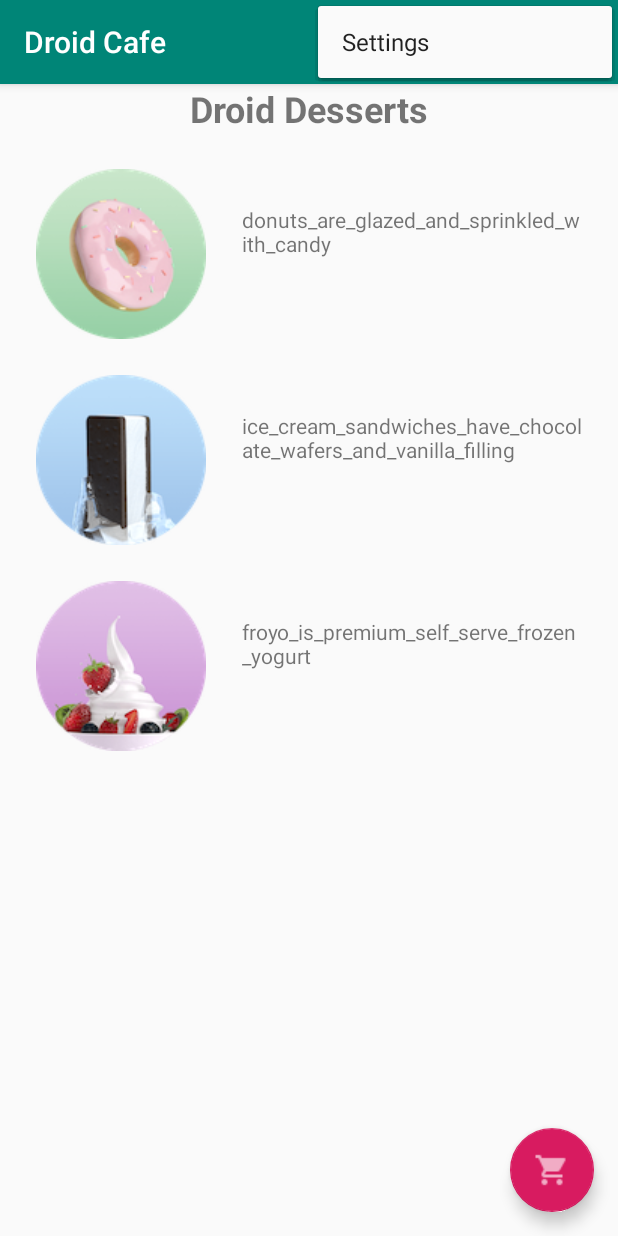
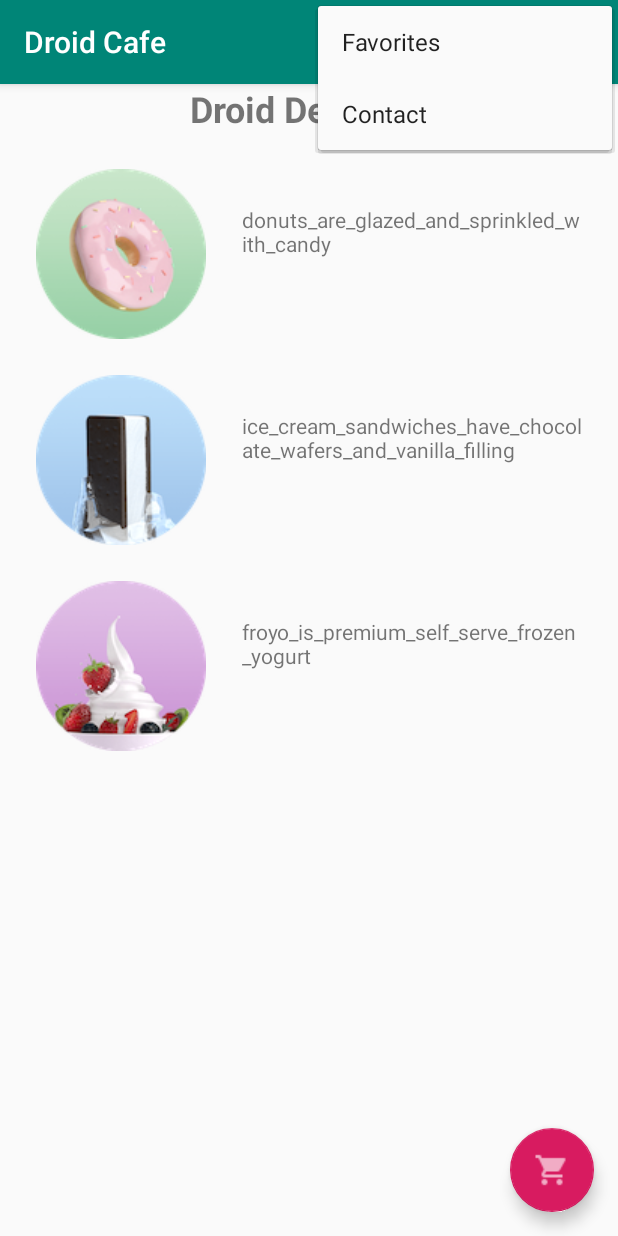
Before and after one commit to matxc/AndroidTraining1-DroidCafe, an Android app: the screen it shows after launch (MainActivity), with the options menu open, on a phone screen of 412 x 824 dp. Run offline under Robolectric (Android 15) with nearby library versions, the phone set to English and light mode, and no system bars.

```diff
--- /dev/null
+++ b/app/src/main/res/drawable-anydpi/ic_favorite.xml
@@ -0,0 +1,11 @@
+<vector xmlns:android="http://schemas.android.com/apk/res/android"
+    android:width="24dp"
+    android:height="24dp"
+    android:viewportWidth="24"
+    android:viewportHeight="24"
+    android:tint="#FFFFFF"
+    android:alpha="0.8">
+    <path
+        android:fillColor="#FF000000"
+        android:pathData="M12,21.35l-1.45,-1.32C5.4,15.36 2,12.28 2,8.5 2,5.42 4.42,3 7.5,3c1.74,0 3.41,0.81 4.5,2.09C13.09,3.81 14.76,3 16.5,3 19.58,3 22,5.42 22,8.5c0,3.78 -3.4,6.86 -8.55,11.54L12,21.35z"/>
+</vector>
--- /dev/null
+++ b/app/src/main/res/drawable-anydpi/ic_status_info.xml
@@ -0,0 +1,11 @@
+<vector xmlns:android="http://schemas.android.com/apk/res/android"
+    android:width="24dp"
+    android:height="24dp"
+    android:viewportWidth="24"
+    android:viewportHeight="24"
+    android:tint="#FFFFFF"
+    android:alpha="0.8">
+    <path
+        android:fillColor="#FF000000"
+        android:pathData="M11,17h2v-6h-2v6zM12,2C6.48,2 2,6.48 2,12s4.48,10 10,10 10,-4.48 10,-10S17.52,2 12,2zM12,20c-4.41,0 -8,-3.59 -8,-8s3.59,-8 8,-8 8,3.59 8,8 -3.59,8 -8,8zM11,9h2L13,7h-2v2z"/>
+</vector>
--- a/app/src/main/res/layout/activity_main.xml
+++ b/app/src/main/res/layout/activity_main.xml
@@ -1,5 +1,6 @@
 <?xml version="1.0" encoding="utf-8"?>
-<androidx.coordinatorlayout.widget.CoordinatorLayout xmlns:android="http://schemas.android.com/apk/res/android"
+<androidx.coordinatorlayout.widget.CoordinatorLayout
+    xmlns:android="http://schemas.android.com/apk/res/android"
     xmlns:app="http://schemas.android.com/apk/res-auto"
     xmlns:tools="http://schemas.android.com/tools"
     android:layout_width="match_parent"
--- a/app/src/main/res/menu/menu_main.xml
+++ b/app/src/main/res/menu/menu_main.xml
@@ -3,8 +3,26 @@
     xmlns:tools="http://schemas.android.com/tools"
     tools:context="com.example.droidcafe.MainActivity">
     <item
-        android:id="@+id/action_settings"
+        android:id="@+id/action_contact"
         android:orderInCategory="100"
-        android:title="@string/action_settings"
+        android:title="@string/action_contact"
         app:showAsAction="never" />
+    <item
+        android:id="@+id/action_order"
+        android:icon="@drawable/ic_shopping_cart"
+        android:orderInCategory="10"
+        android:title="@string/action_order"
+        app:showAsAction="always" />
+    <item
+        android:id="@+id/action_status"
+        android:orderInCategory="20"
+        android:icon="@drawable/ic_status_info"
+        android:title="@string/action_status"
+        app:showAsAction="always" />
+    <item
+        android:id="@+id/action_favorites"
+        android:orderInCategory="30"
+        android:icon="@drawable/ic_favorite"
+        android:title="@string/action_favorites"
+        app:showAsAction="ifRoom" />
 </menu>
--- a/app/src/main/res/values/strings.xml
+++ b/app/src/main/res/values/strings.xml
@@ -1,6 +1,6 @@
 <resources>
     <string name="app_name">Droid Cafe</string>
-    <string name="action_settings">Settings</string>
+    <string name="action_contact">Contact</string>
     <string name="intro_text">Droid Desserts</string>
     <string name="donuts">donuts_are_glazed_and_sprinkled_with_candy</string>
     <string name="ice_cream_sandwiches">ice_cream_sandwiches_have_chocolate_wafers_and_vanilla_filling</string>
@@ -20,6 +20,14 @@
     <string name="same_day_messenger_service">Same Day Messanger Service</string>
     <string name="next_day_ground_delivery">Next Day Ground Delivery</string>
     <string name="pick_up">Pick up</string>
+    <string name="action_order">Order</string>
+    <string name="action_status">Status</string>
+    <string name="action_favorites">Favorites</string>
+    <string name="action_order_message">You selected Order.</string>
+    <string name="action_status_message">You selected Status.</string>
+    <string name="action_favorites_message">You selected Favorites.</string>
+    <string name="action_contact_message">You selected Contact.</string>
+    <string name="title_activity_order">Order Activity</string>
 
     <string-array name="labels_array">
         <item>Home</item>
```
Also changed, not shown: app/src/main/AndroidManifest.xml (+7 -1 lines), app/src/main/java/com/example/droidcafe/MainActivity.java (+20 -9 lines), app/src/main/res/drawable-hdpi/ic_favorite.png (added), app/src/main/res/drawable-hdpi/ic_status_info.png (added), app/src/main/res/drawable-mdpi/ic_favorite.png (added), app/src/main/res/drawable-mdpi/ic_status_info.png (added), app/src/main/res/drawable-xhdpi/ic_favorite.png (added), app/src/main/res/drawable-xhdpi/ic_status_info.png (added), app/src/main/res/drawable-xxhdpi/ic_favorite.png (added), app/src/main/res/drawable-xxhdpi/ic_status_info.png (added).
